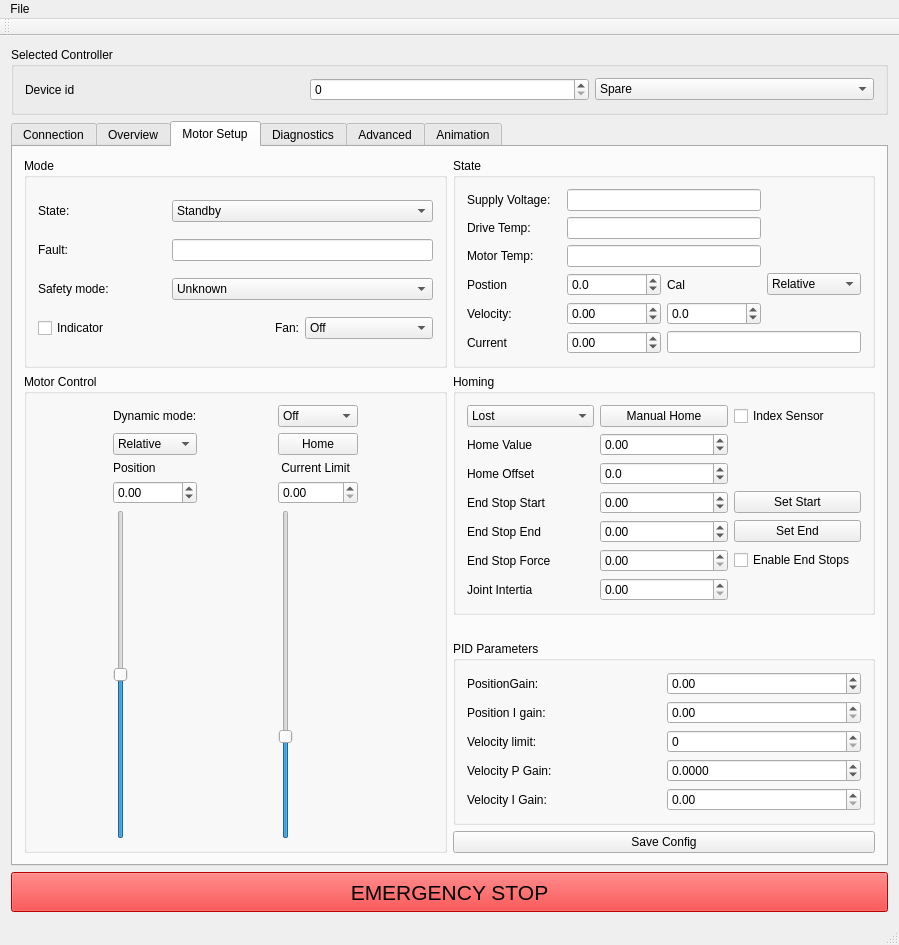
The window that GUI/mainwindow.ui (craftit/DogBotSoftware) describes before a commit, drawn with Qt 5.
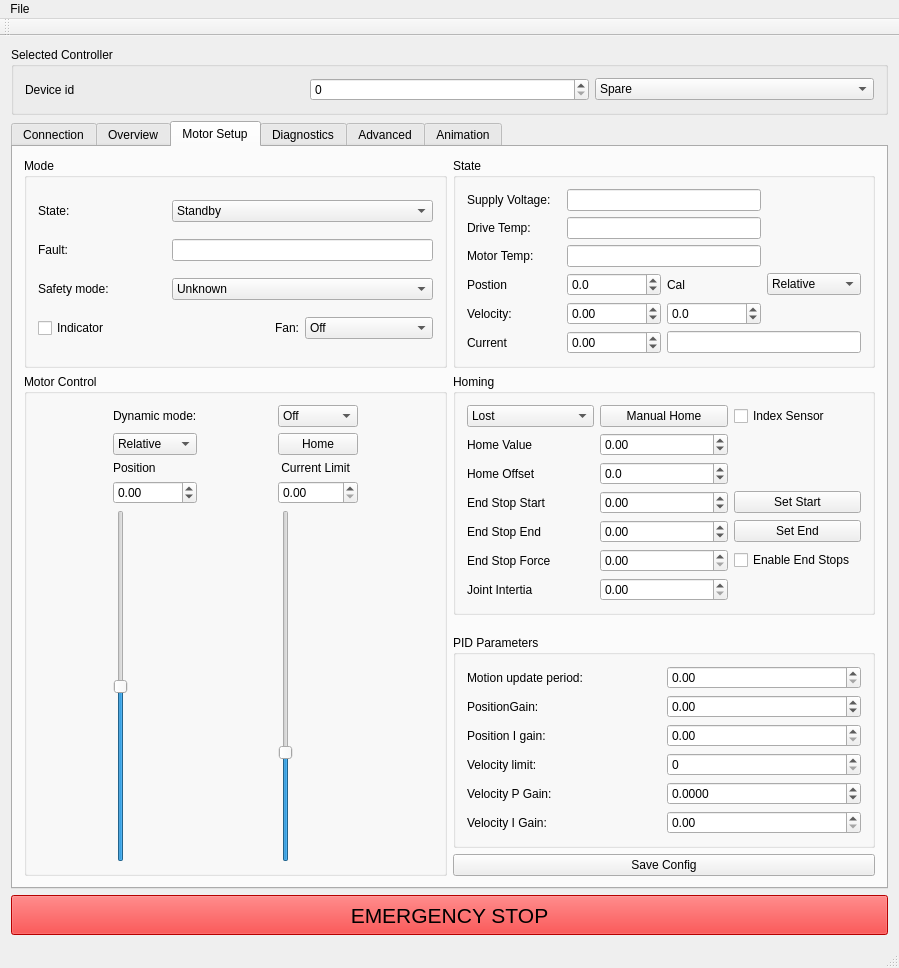
The same window after the commit. The open tabs and pages were chosen to show the change. Icons and pictures are not drawn.

Commit message: Work on velocity estimation and add a coms router.

What changed in the file:
```diff
--- a/GUI/mainwindow.ui
+++ b/GUI/mainwindow.ui
@@ -432,97 +432,6 @@
           </property>
          </widget>
         </item>
-        <item row="7" column="2">
-         <widget class="QGroupBox" name="groupBox_7">
-          <property name="title">
-           <string>PID Parameters</string>
-          </property>
-          <layout class="QGridLayout" name="gridLayout_11">
-           <item row="1" column="0">
-            <widget class="QLabel" name="label_22">
-             <property name="text">
-              <string>Position I gain:</string>
-             </property>
-            </widget>
-           </item>
-           <item row="5" column="0">
-            <widget class="QLabel" name="label_24">
-             <property name="text">
-              <string>Velocity P Gain:</string>
-             </property>
-            </widget>
-           </item>
-           <item row="0" column="0">
-            <widget class="QLabel" name="label_27">
-             <property name="text">
-              <string>PositionGain:</string>
-             </property>
-            </widget>
-           </item>
-           <item row="0" column="1">
-            <widget class="QDoubleSpinBox" name="doubleSpinBoxPositionGain">
-             <property name="minimum">
-              <double>-1000.000000000000000</double>
-             </property>
-             <property name="maximum">
-              <double>1000.000000000000000</double>
-             </property>
-            </widget>
-           </item>
-           <item row="1" column="1">
-            <widget class="QDoubleSpinBox" name="doubleSpinBoxIGain">
-             <property name="maximum">
-              <double>1000000.000000000000000</double>
-             </property>
-            </widget>
-           </item>
-           <item row="6" column="0">
-            <widget class="QLabel" name="label_25">
-             <property name="text">
-              <string>Velocity I Gain:</string>
-             </property>
-            </widget>
-           </item>
-           <item row="5" column="1">
-            <widget class="QDoubleSpinBox" name="doubleSpinBoxVelocityGain">
-             <property name="decimals">
-              <number>4</number>
-             </property>
-             <property name="minimum">
-              <double>-10.000000000000000</double>
-             </property>
-             <property name="maximum">
-              <double>10.000000000000000</double>
-             </property>
-            </widget>
-           </item>
-           <item row="6" column="1">
-            <widget class="QDoubleSpinBox" name="doubleSpinBoxVelocityIGain">
-             <property name="maximum">
-              <double>1000.000000000000000</double>
-             </property>
-            </widget>
-           </item>
-           <item row="2" column="1">
-            <widget class="QDoubleSpinBox" name="doubleSpinBoxVelocityLimit">
-             <property name="decimals">
-              <number>0</number>
-             </property>
-             <property name="maximum">
-              <double>20000.000000000000000</double>
-             </property>
-            </widget>
-           </item>
-           <item row="2" column="0">
-            <widget class="QLabel" name="label_26">
-             <property name="text">
-              <string>Velocity limit:</string>
-             </property>
-            </widget>
-           </item>
-          </layout>
-         </widget>
-        </item>
         <item row="3" column="0" rowspan="6">
          <widget class="QGroupBox" name="groupBox_8">
           <property name="title">
@@ -967,6 +876,111 @@
           </layout>
          </widget>
         </item>
+        <item row="6" column="2" rowspan="2">
+         <widget class="QGroupBox" name="groupBox_7">
+          <property name="title">
+           <string>PID Parameters</string>
+          </property>
+          <layout class="QGridLayout" name="gridLayout_11">
+           <item row="2" column="0">
+            <widget class="QLabel" name="label_22">
+             <property name="text">
+              <string>Position I gain:</string>
+             </property>
+            </widget>
+           </item>
+           <item row="6" column="0">
+            <widget class="QLabel" name="label_24">
+             <property name="text">
+              <string>Velocity P Gain:</string>
+             </property>
+            </widget>
+           </item>
+           <item row="1" column="0">
+            <widget class="QLabel" name="label_27">
+             <property name="text">
+              <string>PositionGain:</string>
+             </property>
+            </widget>
+           </item>
+           <item row="1" column="1">
+            <widget class="QDoubleSpinBox" name="doubleSpinBoxPositionGain">
+             <property name="minimum">
+              <double>-1000.000000000000000</double>
+             </property>
+             <property name="maximum">
+              <double>1000.000000000000000</double>
+             </property>
+            </widget>
+           </item>
+           <item row="2" column="1">
+            <widget class="QDoubleSpinBox" name="doubleSpinBoxIGain">
+             <property name="maximum">
+              <double>1000000.000000000000000</double>
+             </property>
+            </widget>
+           </item>
+           <item row="7" column="0">
+            <widget class="QLabel" name="label_25">
+             <property name="text">
+              <string>Velocity I Gain:</string>
+             </property>
+            </widget>
+           </item>
+           <item row="6" column="1">
+            <widget class="QDoubleSpinBox" name="doubleSpinBoxVelocityGain">
+             <property name="decimals">
+              <number>4</number>
+             </property>
+             <property name="minimum">
+              <double>-10.000000000000000</double>
+             </property>
+             <property name="maximum">
+              <double>10.000000000000000</double>
+             </property>
+            </widget>
+           </item>
+           <item row="7" column="1">
+            <widget class="QDoubleSpinBox" name="doubleSpinBoxVelocityIGain">
+             <property name="maximum">
+              <double>1000.000000000000000</double>
+             </property>
+            </widget>
+           </item>
+           <item row="3" column="1">
+            <widget class="QDoubleSpinBox" name="doubleSpinBoxVelocityLimit">
+             <property name="decimals">
+              <number>0</number>
+             </property>
+             <property name="maximum">
+              <double>20000.000000000000000</double>
+             </property>
+            </widget>
+           </item>
+           <item row="3" column="0">
+            <widget class="QLabel" name="label_26">
+             <property name="text">
+              <string>Velocity limit:</string>
+             </property>
+            </widget>
+           </item>
+           <item row="0" column="0">
+            <widget class="QLabel" name="label_44">
+             <property name="text">
+              <string>Motion update period:</string>
+             </property>
+            </widget>
+           </item>
+           <item row="0" column="1">
+            <widget class="QDoubleSpinBox" name="doubleSpinBoxMotionUpdate">
+             <property name="maximum">
+              <double>1000.000000000000000</double>
+             </property>
+            </widget>
+           </item>
+          </layout>
+         </widget>
+        </item>
        </layout>
       </widget>
       <widget class="QWidget" name="tab_2">
```
Left out of the diff: 6 changed lines with no effect on the pictures. The commit also changes 20 other files.
